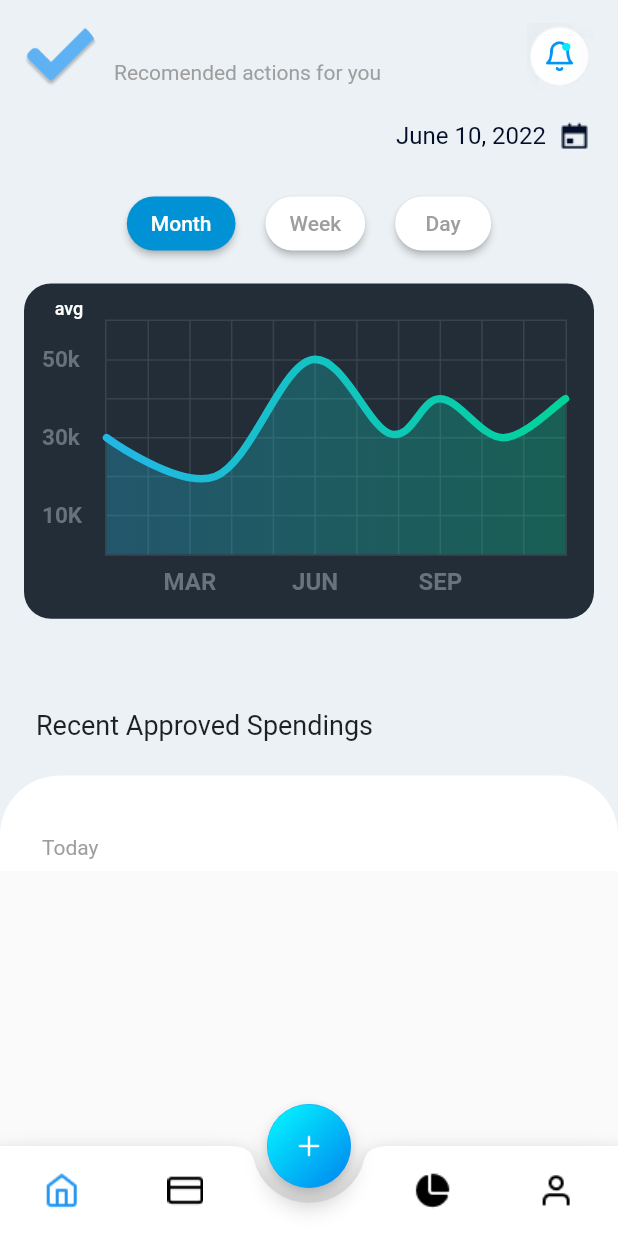
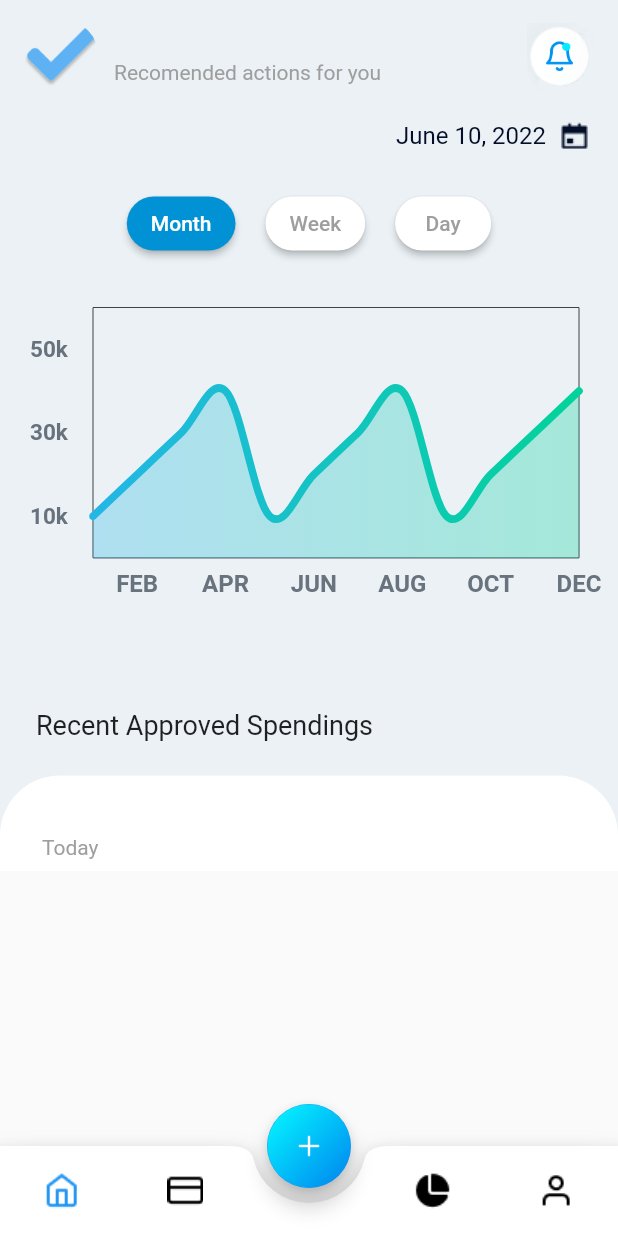
Before and after one commit to jasitharan/expenso, a Flutter app: the HomeScreen screen opened directly, on a phone screen of 412 x 824 dp. Run offline on Flutter 3.47's test engine with Material 2 defaults, Android fonts, the phone set to English and light mode, and no system bars; drawn by our look-alikes of cached_network_image, fl_chart; our stand-ins replace auto_size_text, flutter_spinkit, flutter_svg, shared_preferences, validators; accounts and stored records are empty; network calls fail.

```diff
--- a/lib/screens/home_pages/dashboard_screen.dart
+++ b/lib/screens/home_pages/dashboard_screen.dart
@@ -1,5 +1,6 @@
 import 'package:cached_network_image/cached_network_image.dart';
 import 'package:expenso/constants.dart';
+import 'package:expenso/theme/enums.dart';
 import 'package:flutter/material.dart';
 import 'package:intl/intl.dart';
 import 'package:provider/provider.dart';
@@ -23,6 +24,9 @@ class _DashBoardScreenState extends State<DashBoardScreen> {
   bool _isInit = true;
   List<ExpenseModel> filteredList = [];
   final List<bool> _graphSelectButton = List.filled(3, false);
+  GraphType graphType = GraphType.month;
+  List<double> graphXValues = [1, 2, 3, 4, 1, 2, 3, 4, 1, 2, 3, 4];
+  List<double> graphYValues = [10, 30, 50];
 
   @override
   Future<void> didChangeDependencies() async {
@@ -196,10 +200,14 @@ class _DashBoardScreenState extends State<DashBoardScreen> {
                       children: [
                         ClassicStylishButton(
                           handler: () {
+                            graphXValues = [1, 2, 3, 4, 1, 2, 3, 4, 1, 2, 3, 4];
+                            graphYValues = [10, 30, 50];
                             setState(() {
                               _graphSelectButton[0] = true;
                               _graphSelectButton[1] = false;
                               _graphSelectButton[2] = false;
+
+                              graphType = GraphType.month;
                             });
                           },
                           title: 'Month',
@@ -210,10 +218,14 @@ class _DashBoardScreenState extends State<DashBoardScreen> {
                         ),
                         ClassicStylishButton(
                           handler: () {
+                            graphXValues = [1, 2, 3, 4];
+                            graphYValues = [10, 30, 50];
                             setState(() {
                               _graphSelectButton[0] = false;
                               _graphSelectButton[1] = true;
                               _graphSelectButton[2] = false;
+
+                              graphType = GraphType.week;
                             });
                           },
                           title: 'Week',
@@ -224,10 +236,14 @@ class _DashBoardScreenState extends State<DashBoardScreen> {
                         ),
                         ClassicStylishButton(
                           handler: () {
+                            graphXValues = [1, 2, 3, 4, 1, 2];
+                            graphYValues = [10, 30, 50];
                             setState(() {
                               _graphSelectButton[0] = false;
                               _graphSelectButton[1] = false;
                               _graphSelectButton[2] = true;
+
+                              graphType = GraphType.day;
                             });
                           },
                           title: 'Day',
@@ -235,11 +251,16 @@ class _DashBoardScreenState extends State<DashBoardScreen> {
                         ),
                       ],
                     ),
-                    const SizedBox(
+                    SizedBox(
                       height: 300,
                       child: Padding(
-                        padding: EdgeInsets.all(16.0),
-                        child: LineChartSample2(),
+                        padding: const EdgeInsets.all(8.0),
+                        child: LineChartSample2(
+                          graphType: graphType,
+                          verticalValues: const ['10k', '30k', '50k'],
+                          graphXValues: graphXValues,
+                          graphYValues: graphYValues,
+                        ),
                       ),
                     ),
                     const Align(
--- a/lib/theme/charts.dart
+++ b/lib/theme/charts.dart
@@ -1,8 +1,20 @@
 import 'package:fl_chart/fl_chart.dart';
 import 'package:flutter/material.dart';
 
+import 'enums.dart';
+
 class LineChartSample2 extends StatefulWidget {
-  const LineChartSample2({Key? key}) : super(key: key);
+  final GraphType graphType;
+  final List<String> verticalValues;
+  final List<double> graphXValues;
+  final List<double> graphYValues;
+  const LineChartSample2({
+    Key? key,
+    required this.graphType,
+    required this.verticalValues,
+    required this.graphXValues,
+    required this.graphYValues,
+  }) : super(key: key);
 
   @override
   _LineChartSample2State createState() => _LineChartSample2State();
@@ -13,8 +25,6 @@ class _LineChartSample2State extends State<LineChartSample2> {
     const Color(0xff23b6e6),
     const Color(0xff02d39a),
   ];
-
-  bool showAvg = false;
 
   @override
   Widget build(BuildContext context) {
@@ -27,31 +37,13 @@ class _LineChartSample2State extends State<LineChartSample2> {
               borderRadius: BorderRadius.all(
                 Radius.circular(18),
               ),
-                color: Color(0xff232d37)),
+            ),
             child: Padding(
               padding: const EdgeInsets.only(
                   right: 18.0, left: 12.0, top: 24, bottom: 12),
               child: LineChart(
-                showAvg ? avgData() : mainData(),
+                mainData(),
               ),
-            ),
-          ),
-        ),
-        SizedBox(
-          width: 60,
-          height: 34,
-          child: TextButton(
-            onPressed: () {
-              setState(() {
-                showAvg = !showAvg;
-              });
-            },
-            child: Text(
-              'avg',
-              style: TextStyle(
-                  fontSize: 12,
-                  color:
-                      showAvg ? Colors.white.withOpacity(0.5) : Colors.white),
             ),
           ),
         ),
@@ -66,19 +58,75 @@ class _LineChartSample2State extends State<LineChartSample2> {
       fontSize: 16,
     );
     Widget text;
+
+    if (widget.graphType == GraphType.month) {
       switch (value.toInt()) {
-      case 2:
-        text = const Text('MAR', style: style);
+        case 1:
+          text = const Text('FEB', style: style);
+          break;
+        case 3:
+          text = const Text('APR', style: style);
           break;
         case 5:
           text = const Text('JUN', style: style);
           break;
-      case 8:
-        text = const Text('SEP', style: style);
+        case 7:
+          text = const Text('AUG', style: style);
+          break;
+        case 9:
+          text = const Text('OCT', style: style);
+          break;
+        case 11:
+          text = const Text('DEC', style: style);
           break;
         default:
           text = const Text('', style: style);
           break;
+      }
+    } else if (widget.graphType == GraphType.week) {
+      switch (value.toInt()) {
+        case 0:
+          text = const Text('1st', style: style);
+          break;
+        case 1:
+          text = const Text('2st', style: style);
+          break;
+        case 2:
+          text = const Text('3st', style: style);
+          break;
+        case 3:
+          text = const Text('4st', style: style);
+          break;
+        default:
+          text = const Text('', style: style);
+          break;
+      }
+    } else if (widget.graphType == GraphType.day) {
+      switch (value.toInt()) {
+        case 0:
+          text = const Text('00:00', style: style);
+          break;
+        case 1:
+          text = const Text('04:00', style: style);
+          break;
+        case 2:
+          text = const Text('08:00', style: style);
+          break;
+        case 3:
+          text = const Text('12:00', style: style);
+          break;
+        case 4:
+          text = const Text('16:00', style: style);
+          break;
+        case 5:
+          text = const Text('20:00', style: style);
+          break;
+        default:
+          text = const Text('', style: style);
+          break;
+      }
+    } else {
+      text = const Text('', style: style);
     }
 
     return SideTitleWidget(
@@ -97,13 +145,13 @@ class _LineChartSample2State extends State<LineChartSample2> {
     String text;
     switch (value.toInt()) {
       case 1:
-        text = '10K';
+        text = widget.verticalValues[0];
         break;
       case 3:
-        text = '30k';
+        text = widget.verticalValues[1];
         break;
       case 5:
-        text = '50k';
+        text = widget.verticalValues[2];
         break;
       default:
         return Container();
@@ -113,24 +161,35 @@ class _LineChartSample2State extends State<LineChartSample2> {
   }
 
   LineChartData mainData() {
+    double maxX = 0;
+
+    switch (widget.graphType) {
+      case GraphType.month:
+        maxX = 11;
+        break;
+      case GraphType.week:
+        maxX = 3;
+        break;
+      case GraphType.day:
+        maxX = 5;
+        break;
+      default:
+        maxX = 0;
+    }
+
+    List<FlSpot> spots = [];
+
+    for (var i = 0; i < widget.graphXValues.length; i++) {
+      spots.add(FlSpot(i.toDouble(), widget.graphXValues[i]));
+    }
+
     return LineChartData(
       gridData: FlGridData(
         show: true,
-        drawVerticalLine: true,
+        drawVerticalLine: false,
+        drawHorizontalLine: false,
         horizontalInterval: 1,
         verticalInterval: 1,
-        getDrawingHorizontalLine: (value) {
-          return FlLine(
-            color: const Color(0xff37434d),
-            strokeWidth: 1,
-          );
-        },
-        getDrawingVerticalLine: (value) {
-          return FlLine(
-            color: const Color(0xff37434d),
-            strokeWidth: 1,
-          );
-        },
       ),
       titlesData: FlTitlesData(
         show: true,
@@ -159,22 +218,14 @@ class _LineChartSample2State extends State<LineChartSample2> {
       ),
       borderData: FlBorderData(
           show: true,
-          border: Border.all(color: const Color(0xff37434d), width: 1)),
+          border: Border.all(color: const Color(0xff37434d), width: 0)),
       minX: 0,
-      maxX: 11,
+      maxX: maxX,
       minY: 0,
       maxY: 6,
       lineBarsData: [
         LineChartBarData(
-          spots: const [
-            FlSpot(0, 3),
-            FlSpot(2.6, 2),
-            FlSpot(4.9, 5),
-            FlSpot(6.8, 3.1),
-            FlSpot(8, 4),
-            FlSpot(9.5, 3),
-            FlSpot(11, 4),
-          ],
+          spots: spots,
           isCurved: true,
           gradient: LinearGradient(
             colors: gradientColors,
@@ -200,104 +251,4 @@ class _LineChartSample2State extends State<LineChartSample2> {
       ],
     );
   }
-
-  LineChartData avgData() {
-    return LineChartData(
-      lineTouchData: LineTouchData(enabled: false),
-      gridData: FlGridData(
-        show: true,
-        drawHorizontalLine: true,
-        verticalInterval: 1,
-        horizontalInterval: 1,
-        getDrawingVerticalLine: (value) {
-          return FlLine(
-            color: const Color(0xff37434d),
-            strokeWidth: 1,
-          );
-        },
-        getDrawingHorizontalLine: (value) {
-          return FlLine(
-            color: const Color(0xff37434d),
-            strokeWidth: 1,
-          );
-        },
-      ),
-      titlesData: FlTitlesData(
-        show: true,
-        bottomTitles: AxisTitles(
-          sideTitles: SideTitles(
-            showTitles: true,
-            reservedSize: 30,
-            getTitlesWidget: bottomTitleWidgets,
-            interval: 1,
-          ),
-        ),
-        leftTitles: AxisTitles(
-          sideTitles: SideTitles(
-            showTitles: true,
-            getTitlesWidget: leftTitleWidgets,
-            reservedSize: 42,
-            interval: 1,
-          ),
-        ),
-        topTitles: AxisTitles(
-          sideTitles: SideTitles(showTitles: false),
-        ),
-        rightTitles: AxisTitles(
-          sideTitles: SideTitles(showTitles: false),
-        ),
-      ),
-      borderData: FlBorderData(
-          show: true,
-          border: Border.all(color: const Color(0xff37434d), width: 1)),
-      minX: 0,
-      maxX: 11,
-      minY: 0,
-      maxY: 6,
-      lineBarsData: [
-        LineChartBarData(
-          spots: const [
-            FlSpot(0, 3.44),
-            FlSpot(2.6, 3.44),
-            FlSpot(4.9, 3.44),
-            FlSpot(6.8, 3.44),
-            FlSpot(8, 3.44),
-            FlSpot(9.5, 3.44),
-            FlSpot(11, 3.44),
-          ],
-          isCurved: true,
-          gradient: LinearGradient(
-            colors: [
-              ColorTween(begin: gradientColors[0], end: gradientColors[1])
-                  .lerp(0.2)!,
-              ColorTween(begin: gradientColors[0], end: gradientColors[1])
-                  .lerp(0.2)!,
-            ],
-            begin: Alignment.centerLeft,
-            end: Alignment.centerRight,
-          ),
-          barWidth: 5,
-          isStrokeCapRound: true,
-          dotData: FlDotData(
-            show: false,
-          ),
-          belowBarData: BarAreaData(
-            show: true,
-            gradient: LinearGradient(
-              colors: [
-                ColorTween(begin: gradientColors[0], end: gradientColors[1])
-                    .lerp(0.2)!
-                    .withOpacity(0.1),
-                ColorTween(begin: gradientColors[0], end: gradientColors[1])
-                    .lerp(0.2)!
-                    .withOpacity(0.1),
-              ],
-              begin: Alignment.centerLeft,
-              end: Alignment.centerRight,
-            ),
-          ),
-        ),
-      ],
-    );
 }
-}
--- /dev/null
+++ b/lib/theme/enums.dart
@@ -0,0 +1 @@
+enum GraphType { month, week, day }
```
Lines whose indentation alone changed are shown as unchanged.
